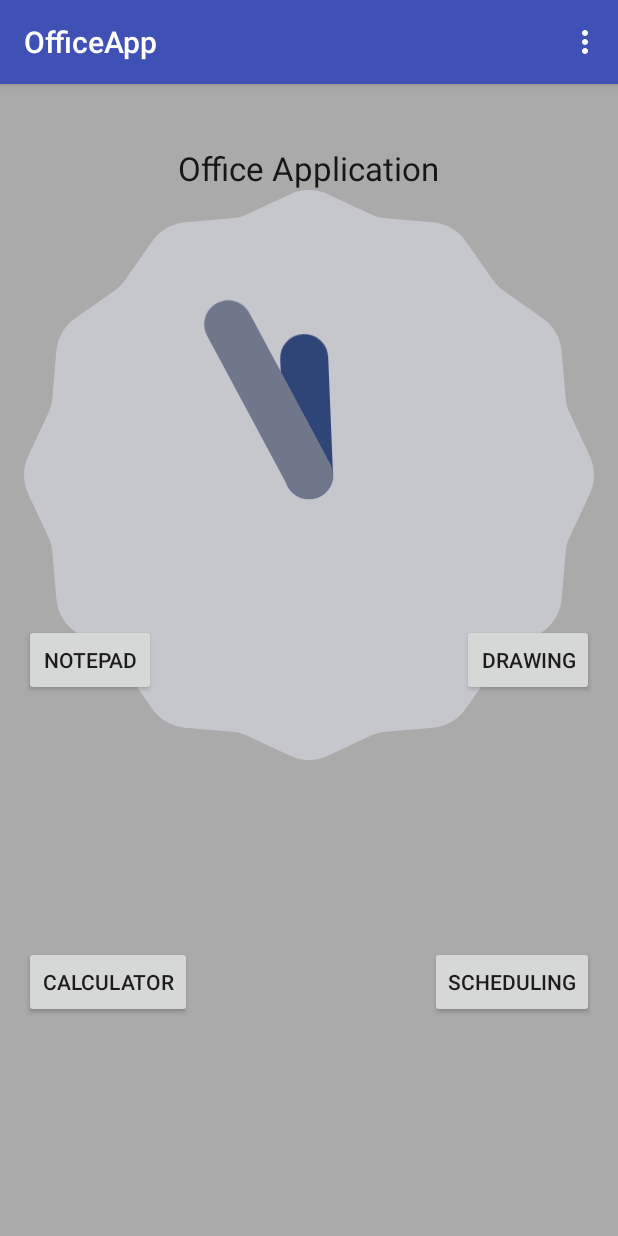
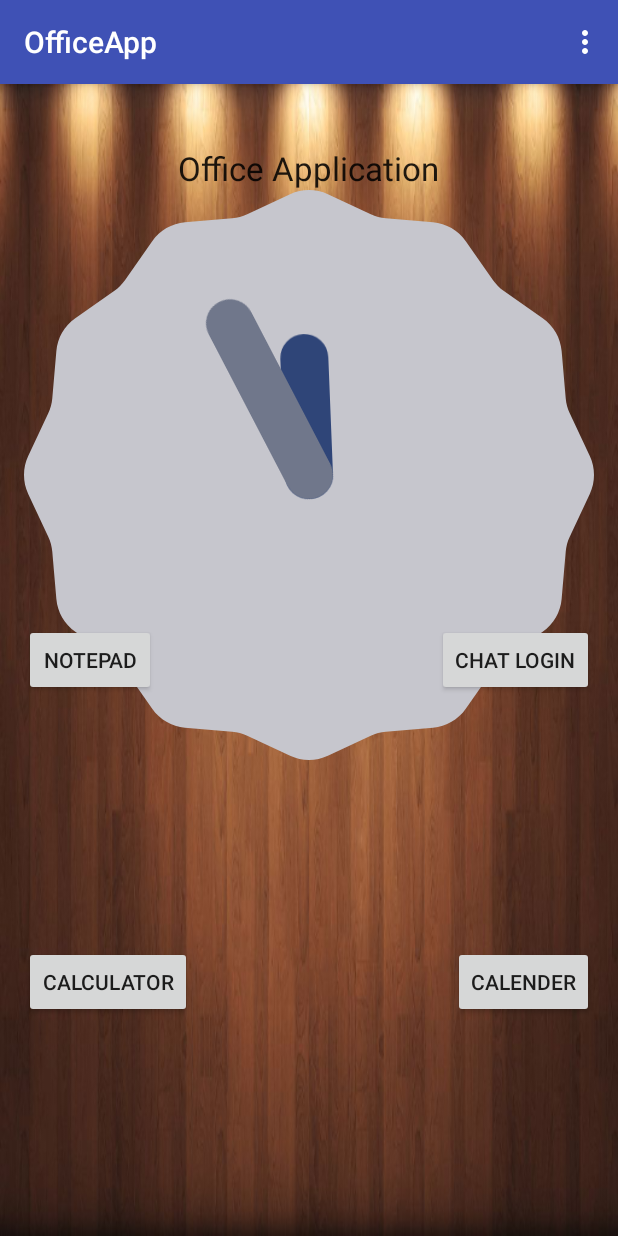
Before and after one commit to muhammad-abdulqayyum/Mobile-Office-Application, an Android app: the screen it shows after launch (MainActivity), on a phone screen of 412 x 824 dp. Run offline under Robolectric (Android 15) with nearby library versions, the phone set to English and light mode, and no system bars.

Commit message:
second commit
-updated background to wooden image
-removed drawing pad feature
-implemented log in feature for potential chat function

```diff
--- a/project/app/src/main/java/com/example/hafiz/officeapp/MainActivity.java
+++ b/project/app/src/main/java/com/example/hafiz/officeapp/MainActivity.java
@@ -49,9 +49,9 @@ public class MainActivity extends AppCompatActivity {
         startActivity(intent);
     }
 
-    void startDrawing (View view)
+    void startLogin (View view)
     {
-        Intent intent = new Intent(this, DrawingActivity.class);
+        Intent intent = new Intent(this, LoginActivity.class);
         startActivity(intent);
     }
 
--- a/project/app/src/main/res/layout/activity_login.xml
+++ b/project/app/src/main/res/layout/activity_login.xml
@@ -8,7 +8,8 @@
     android:paddingLeft="@dimen/activity_horizontal_margin"
     android:paddingRight="@dimen/activity_horizontal_margin"
     android:paddingTop="@dimen/activity_vertical_margin"
-    tools:context="com.example.hafiz.officeapp.LoginActivity">
+    tools:context="com.example.hafiz.officeapp.LoginActivity"
+    android:background="@mipmap/wooden_background">
 
     <!-- Login progress -->
     <ProgressBar
--- a/project/app/src/main/res/layout/content_calculator.xml
+++ b/project/app/src/main/res/layout/content_calculator.xml
@@ -11,8 +11,7 @@
     app:layout_behavior="@string/appbar_scrolling_view_behavior"
     tools:context="com.example.hafiz.officeapp.CalculatorActivity"
     tools:showIn="@layout/activity_calculator"
-    android:backgroundTint="@android:color/darker_gray"
-    android:background="?attr/colorControlHighlight">
+    android:background="@mipmap/wooden_background">
 
 
     <EditText
--- a/project/app/src/main/res/layout/content_drawing.xml
+++ b/project/app/src/main/res/layout/content_drawing.xml
@@ -10,6 +10,7 @@
     android:paddingTop="@dimen/activity_vertical_margin"
     app:layout_behavior="@string/appbar_scrolling_view_behavior"
     tools:context="com.example.hafiz.officeapp.DrawingActivity"
-    tools:showIn="@layout/activity_drawing">
+    tools:showIn="@layout/activity_drawing"
+    android:background="@mipmap/wooden_background">
 
 </RelativeLayout>
--- a/project/app/src/main/res/layout/content_main.xml
+++ b/project/app/src/main/res/layout/content_main.xml
@@ -11,7 +11,7 @@
     app:layout_behavior="@string/appbar_scrolling_view_behavior"
     tools:context="com.example.hafiz.officeapp.MainActivity"
     tools:showIn="@layout/activity_main"
-    android:background="@android:color/darker_gray">
+    android:background="@mipmap/wooden_background">
 
     <Button
         android:layout_width="wrap_content"
@@ -27,7 +27,7 @@
     <Button
         android:layout_width="wrap_content"
         android:layout_height="wrap_content"
-        android:text="Scheduling"
+        android:text="Calender"
         android:id="@+id/button2"
         android:layout_alignTop="@+id/button"
         android:layout_alignParentRight="true"
@@ -47,12 +47,12 @@
     <Button
         android:layout_width="wrap_content"
         android:layout_height="wrap_content"
-        android:text="Drawing"
+        android:text="Chat Login"
         android:id="@+id/button4"
         android:layout_alignTop="@+id/button3"
         android:layout_alignParentRight="true"
         android:layout_alignParentEnd="true"
-        android:onClick="startDrawing"/>
+        android:onClick="startLogin"/>
 
     <TextView
         android:layout_width="wrap_content"
--- a/project/app/src/main/res/layout/content_notepad.xml
+++ b/project/app/src/main/res/layout/content_notepad.xml
@@ -10,7 +10,8 @@
     android:paddingTop="@dimen/activity_vertical_margin"
     app:layout_behavior="@string/appbar_scrolling_view_behavior"
     tools:context="com.example.hafiz.officeapp.NotepadActivity"
-    tools:showIn="@layout/activity_notepad">
+    tools:showIn="@layout/activity_notepad"
+    android:background="@mipmap/wooden_background">
 
     <TextView
         android:layout_width="wrap_content"
--- a/project/app/src/main/res/layout/content_scheduling.xml
+++ b/project/app/src/main/res/layout/content_scheduling.xml
@@ -10,7 +10,8 @@
     android:paddingTop="@dimen/activity_vertical_margin"
     app:layout_behavior="@string/appbar_scrolling_view_behavior"
     tools:context="com.example.hafiz.officeapp.SchedulingActivity"
-    tools:showIn="@layout/activity_scheduling">
+    tools:showIn="@layout/activity_scheduling"
+    android:background="@mipmap/wooden_background">
 
     <CalendarView
         android:layout_width="wrap_content"
```
Also changed, not shown: project/app/src/main/res/mipmap-xxhdpi/wooden_background.jpg (added), project/app/src/main/res/raw/wooden_background.jpg (added), 1 other file.
